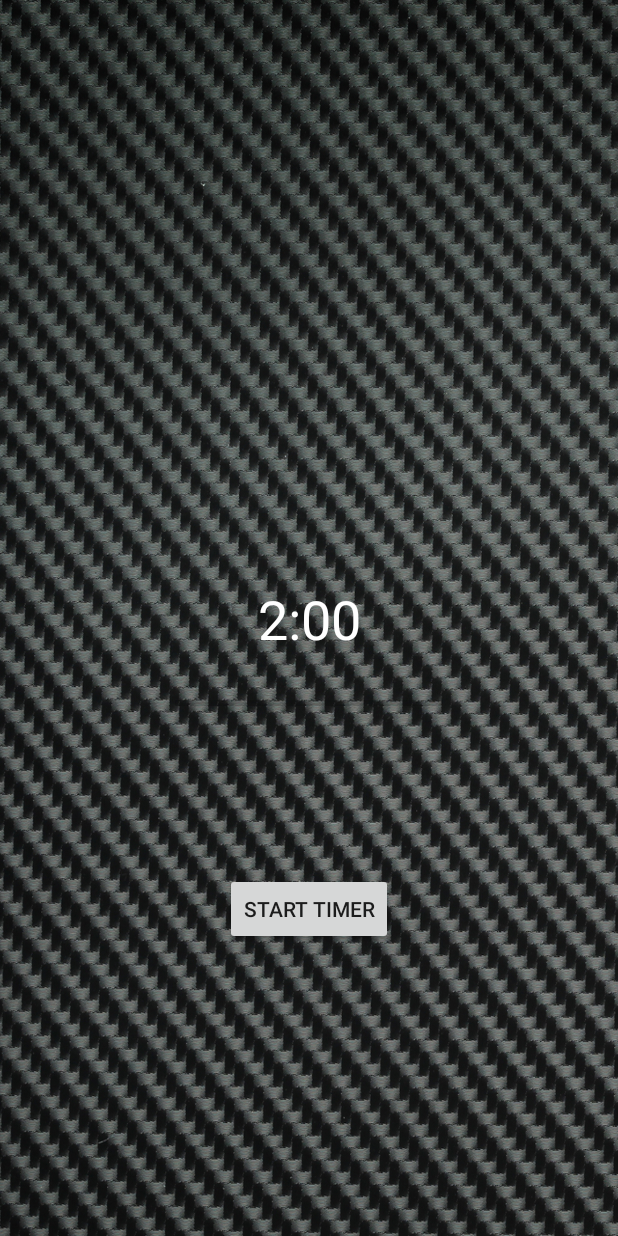
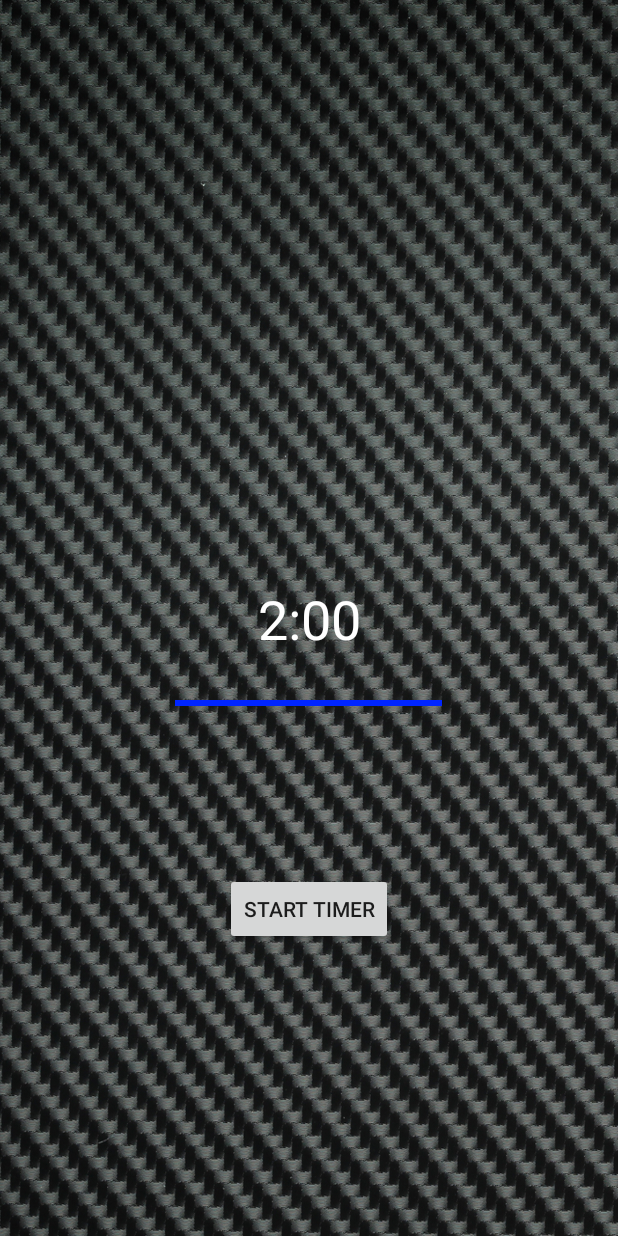
Before and after one commit to mrodrig/TurboTimer, an Android app: the screen it shows after launch (MainActivity), on a phone screen of 412 x 824 dp. Run offline under Robolectric (Android 15) with nearby library versions, the phone set to English and light mode, and no system bars.

Commit message:
countdown timer with cancel button

```diff
--- a/app/src/main/java/com/example/turbotimer/MainActivity.java
+++ b/app/src/main/java/com/example/turbotimer/MainActivity.java
@@ -8,6 +8,7 @@ import android.os.Bundle;
 import android.os.CountDownTimer;
 import android.util.Log;
 import android.view.View;
+import android.widget.Button;
 import android.widget.ProgressBar;
 import android.widget.TextView;
 import android.widget.Toast;
@@ -18,7 +19,9 @@ public class MainActivity extends AppCompatActivity {
     TextView remainingTimeLabel;
     Context context;
     CountDownTimer timer;
-    Integer spoolDownTimeInSeconds = 70;
+    Button startButton;
+    Button cancelButton;
+    Integer spoolDownTimeInSeconds = 2 * 60;
     Integer spoolDownTimeInMilliseconds = spoolDownTimeInSeconds * 1000;
 
     @Override
@@ -37,17 +40,24 @@ public class MainActivity extends AppCompatActivity {
 
         countdownProgressBar = findViewById(R.id.countdownProgress);
         remainingTimeLabel = findViewById(R.id.remainingTime);
+        startButton = findViewById(R.id.startButton);
+        cancelButton = findViewById(R.id.cancelButton);
         context = getApplicationContext();
 
+        setDefaultTimeLabel();
+        cancelButton.setVisibility(View.INVISIBLE);
+        countdownProgressBar.setProgress(100, true);
     }
 
     public void startTimer(View v) {
+
+        cancelButton.setVisibility(View.VISIBLE);
+        startButton.setVisibility(View.INVISIBLE);
 
         timer = new CountDownTimer(spoolDownTimeInMilliseconds, 333) {
 
             public void onTick(long millisUntilFinished) {
                 Float progressValue = ((float)millisUntilFinished / spoolDownTimeInMilliseconds);
-                Log.d("Progress", progressValue.toString());
                 countdownProgressBar.setProgress(Math.round(progressValue*100), true);
                 String remainingTimeString = constructRemainingTimeLabel(millisUntilFinished);
                 setRemainingTimeLabel(remainingTimeString);
@@ -59,10 +69,20 @@ public class MainActivity extends AppCompatActivity {
                 Toast.makeText(context, "Turbos have spooled down!", Toast.LENGTH_LONG).show();
 
             }
-        }.start();
+        };
 
-        countdownProgressBar.setProgress(100, true);
+        timer.start();
 
+    }
+
+    public void cancelTimer(View v) {
+        timer.cancel();
+        setDefaultTimeLabel();
+    }
+
+    private void setDefaultTimeLabel() {
+        String defaultTimerLabel = constructRemainingTimeLabel(spoolDownTimeInMilliseconds);
+        setRemainingTimeLabel(defaultTimerLabel);
     }
 
     private void setRemainingTimeLabel(String remainingTime) {
--- a/app/src/main/res/layout/activity_main.xml
+++ b/app/src/main/res/layout/activity_main.xml
@@ -41,7 +41,7 @@
         android:layout_marginEnd="8dp"
         android:layout_marginBottom="8dp"
         android:progressTint="#0025FF"
-        app:layout_constraintBottom_toTopOf="@+id/startTimer"
+        app:layout_constraintBottom_toTopOf="@+id/startButton"
         app:layout_constraintEnd_toEndOf="parent"
         app:layout_constraintHorizontal_bias="0.497"
         app:layout_constraintStart_toStartOf="parent"
@@ -49,7 +49,7 @@
         app:layout_constraintVertical_bias="0.197" />
 
     <Button
-        android:id="@+id/startTimer"
+        android:id="@+id/startButton"
         android:layout_width="wrap_content"
         android:layout_height="48dp"
         android:layout_marginStart="8dp"
@@ -63,4 +63,18 @@
         app:layout_constraintStart_toStartOf="parent"
         app:layout_constraintTop_toBottomOf="@+id/countdownProgress" />
 
+    <Button
+        android:id="@+id/cancelButton"
+        android:layout_width="113dp"
+        android:layout_height="48dp"
+        android:layout_marginTop="8dp"
+        android:layout_marginBottom="8dp"
+        android:onClick="cancelTimer"
+        android:text="@android:string/cancel"
+        app:layout_constraintBottom_toBottomOf="@+id/backgroundImage"
+        app:layout_constraintEnd_toEndOf="parent"
+        app:layout_constraintStart_toStartOf="parent"
+        app:layout_constraintTop_toBottomOf="@+id/countdownProgress"
+        app:layout_constraintVertical_bias="0.308" />
+
 </androidx.constraintlayout.widget.ConstraintLayout>
```
Also changed, not shown: 1 other file.
